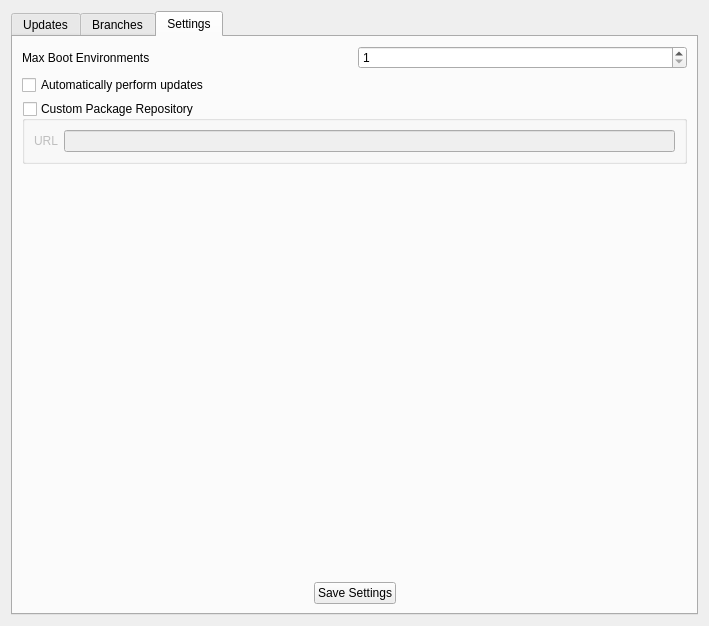
Old version of the form src-qt5/gui_client/pages/page_updates.ui in the repository trueos/sysadm-ui-qt.
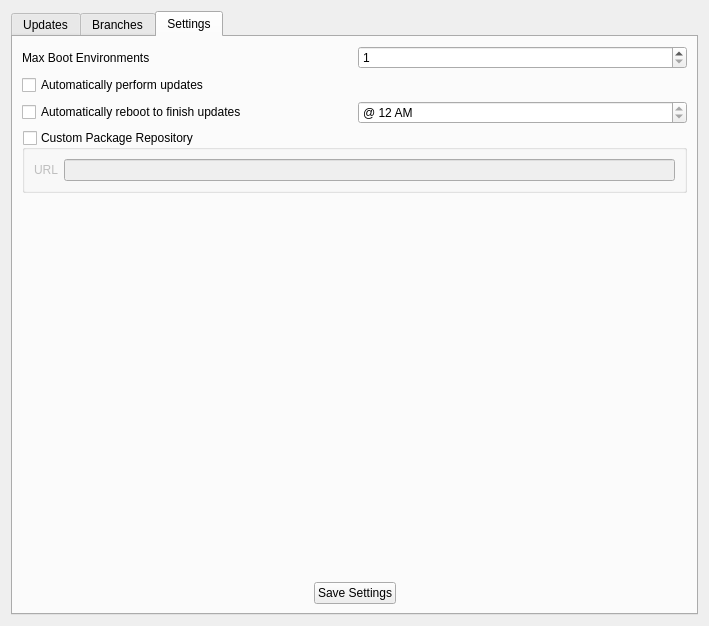
New version of the form. The open tabs and pages were chosen to show the change. Icons and pictures are not drawn.

Commit message: Add the new "auto_update_reboot" option to the sysadm-client as well.

```diff
--- a/src-qt5/gui_client/pages/page_updates.ui
+++ b/src-qt5/gui_client/pages/page_updates.ui
@@ -438,6 +438,30 @@
          </property>
         </widget>
        </item>
+       <item>
+        <layout class="QHBoxLayout" name="horizontalLayout_7">
+         <item>
+          <widget class="QCheckBox" name="check_auto_reboot">
+           <property name="text">
+            <string>Automatically reboot to finish updates</string>
+           </property>
+          </widget>
+         </item>
+         <item>
+          <widget class="QTimeEdit" name="time_auto_reboot">
+           <property name="specialValueText">
+            <string/>
+           </property>
+           <property name="currentSection">
+            <enum>QDateTimeEdit::HourSection</enum>
+           </property>
+           <property name="displayFormat">
+            <string>@ h AP</string>
+           </property>
+          </widget>
+         </item>
+        </layout>
+       </item>
        <item>
         <widget class="QGroupBox" name="group_settings_customrepo">
          <property name="title">
```
Left out of the diff: 2 changed lines with no effect on the pictures. The commit also changes 3 other files.
